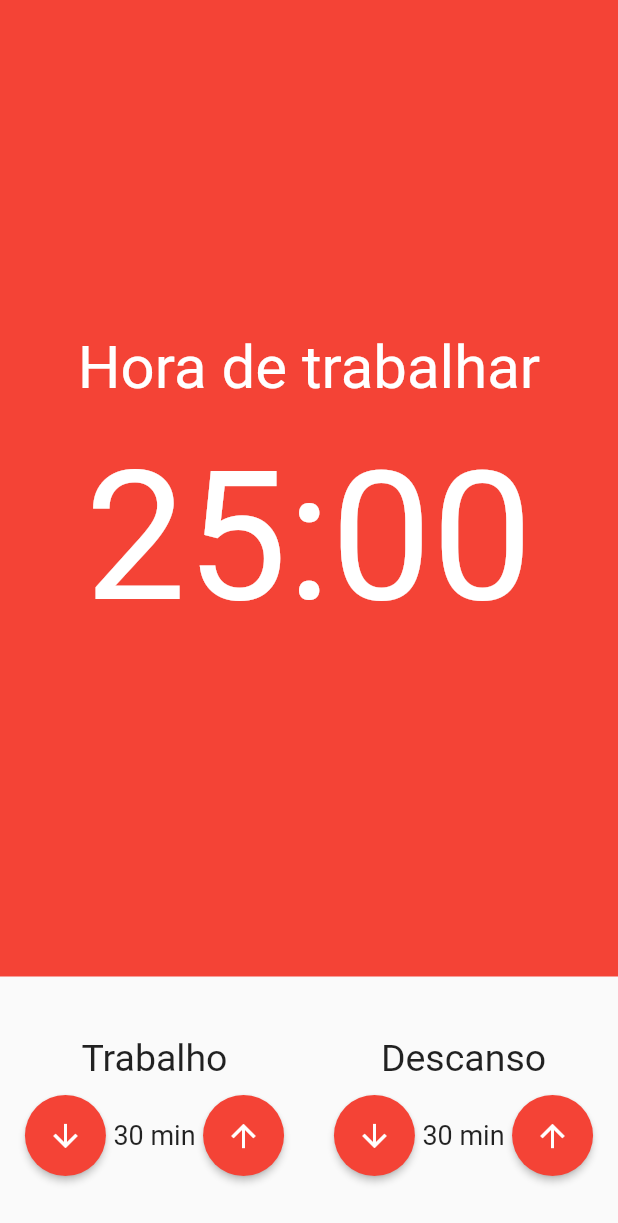
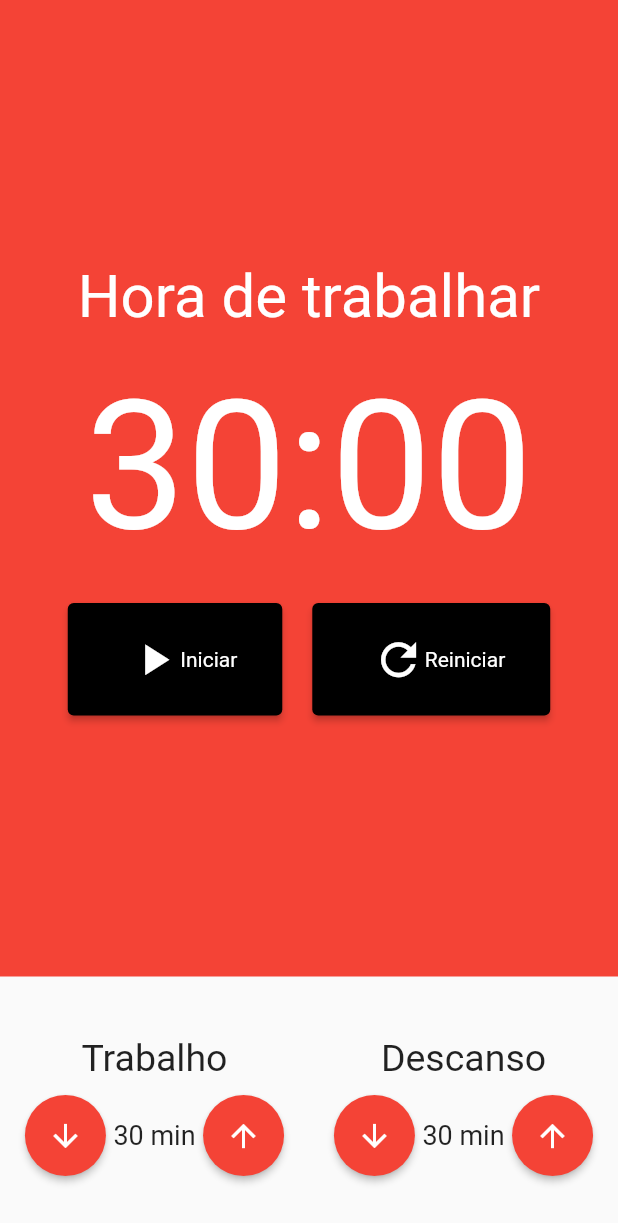
Before and after one commit to DanielErnany/pomodoro, a Flutter app: the screen it shows after launch, on a phone screen of 412 x 824 dp. Shown: the top 1223 px of the screen. Run offline on Flutter 3.47's test engine with Material 2 defaults, Android fonts, the phone set to English and light mode, and no system bars; our stand-ins replace mobx; generated files the repository leaves out were written again.

Commit message:
feat: widget CronometroBotao
Foi criado o widget dos botões para controlar o cronometro como iniciar, parar e reiniciar.

```diff
--- a/lib/components/Cronometro.dart
+++ b/lib/components/Cronometro.dart
@@ -1,4 +1,5 @@
 import 'package:flutter/material.dart';
+import '../components/CronometroBotao.dart';
 
 class Cronometro extends StatelessWidget {
   const Cronometro({Key? key}) : super(key: key);
@@ -19,11 +20,38 @@ class Cronometro extends StatelessWidget {
           ),
           SizedBox(height: 20),
           Text(
-            '25:00',
+            '30:00',
             style: TextStyle(
               fontSize: 120,
               color: Colors.white,
             ),
+          ),
+          SizedBox(height: 20),
+          Row(
+            mainAxisAlignment: MainAxisAlignment.center,
+            children: [
+              Padding(
+                padding: const EdgeInsets.only(right: 10),
+                child: CronometroBotao(
+                  texto: 'Iniciar',
+                  icone: Icons.play_arrow,
+                ),
+              ),
+              // Padding(
+              // padding: const EdgeInsets.only(right: 10),
+              //   child: CronometroBotao(
+              //     texto: 'Parar',
+              //     icone: Icons.stop,
+              //   ),
+              // ),
+              Padding(
+                padding: const EdgeInsets.only(left: 10),
+                child: CronometroBotao(
+                  texto: 'Reiniciar',
+                  icone: Icons.refresh,
+                ),
+              ),
+            ],
           ),
         ],
       ),
--- /dev/null
+++ b/lib/components/CronometroBotao.dart
@@ -0,0 +1,37 @@
+import 'package:flutter/material.dart';
+
+class CronometroBotao extends StatelessWidget {
+  final String texto;
+  final IconData icone;
+
+  CronometroBotao({
+    required this.texto,
+    required this.icone,
+  });
+
+  @override
+  Widget build(BuildContext context) {
+    return ElevatedButton(
+      style: ElevatedButton.styleFrom(
+          primary: Colors.black,
+          padding: EdgeInsets.symmetric(
+            horizontal: 30,
+            vertical: 20,
+          ),
+          textStyle: TextStyle()),
+      onPressed: () {},
+      child: Row(
+        children: [
+          Padding(
+            padding: const EdgeInsets.only(left: 10),
+            child: Icon(
+              this.icone,
+              size: 35,
+            ),
+          ),
+          Text(this.texto),
+        ],
+      ),
+    );
+  }
+}
```
